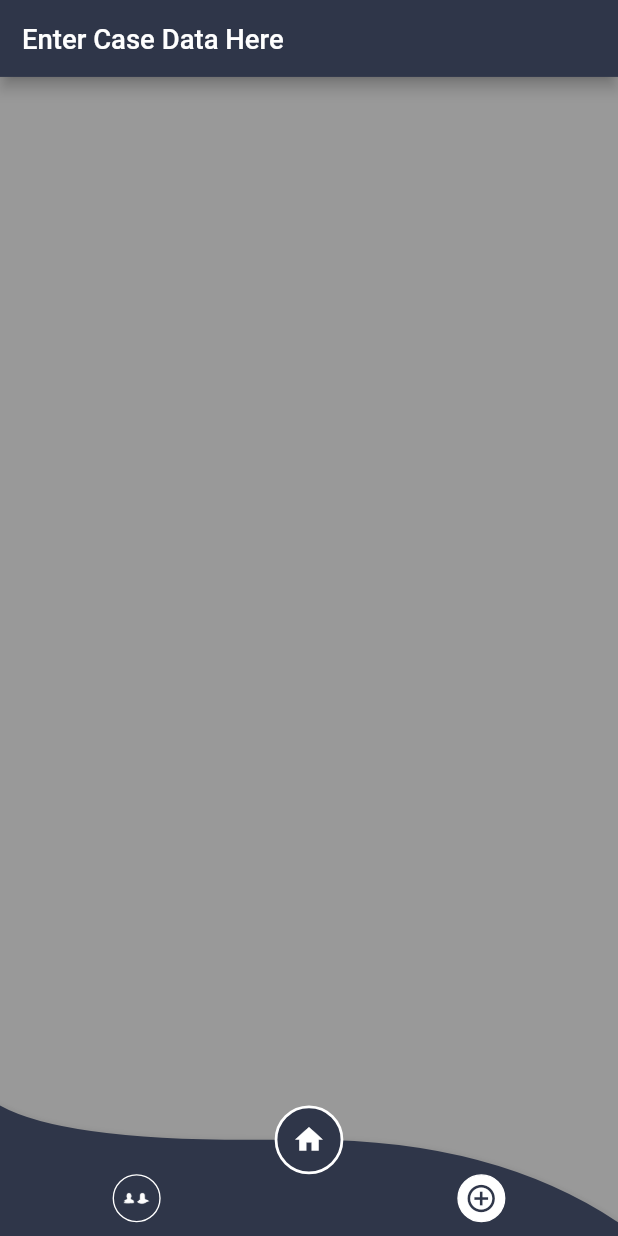
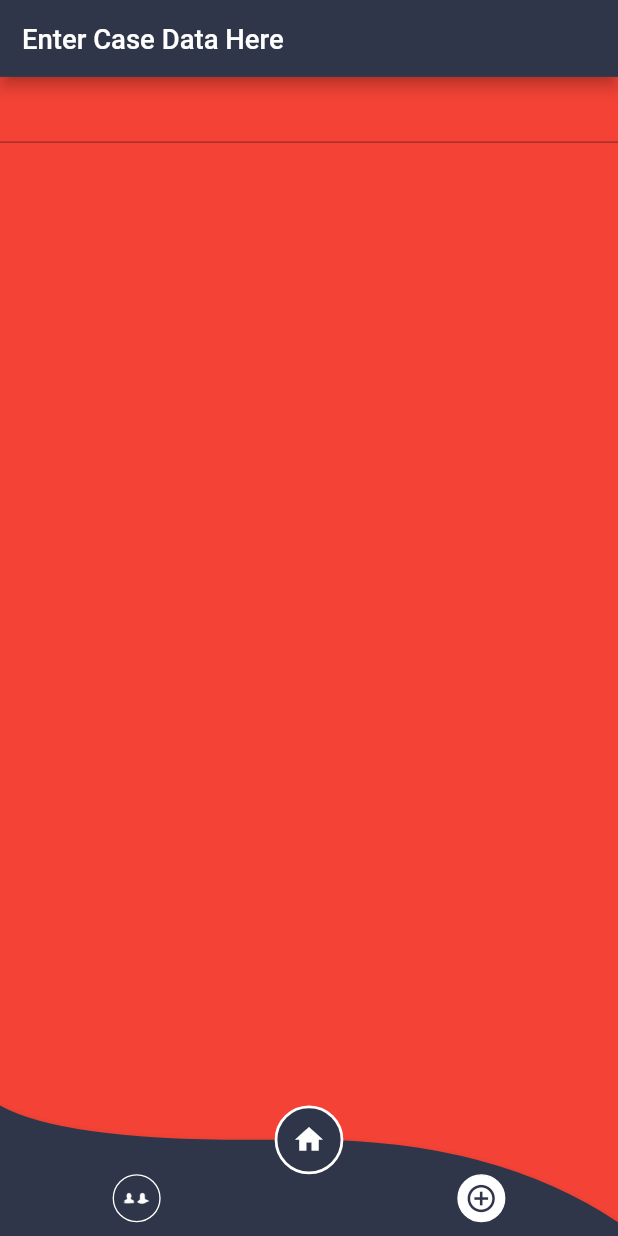
Before and after one commit to nomeahmed7865656/Law-Public, a Flutter app: the screen it shows after launch, after a tap on "WELCOME", after a tap on the "menu" icon, after a tap on the "add circle outline" icon, on a phone screen of 412 x 824 dp. Run offline on Flutter 3.47's test engine with Material 2 defaults, Android fonts, the phone set to English and light mode, and no system bars; our stand-ins replace animated_text_kit, avatar_glow, responsive_framework; missing offline and left inert: flutter_whatsapp_stickers.

Commit message:
first commit

```diff
--- a/lib/UI/home.dart
+++ b/lib/UI/home.dart
@@ -33,7 +33,6 @@ class _HomeState extends State<Home> {
     PlaceInfo('BurJuman Food Court', Color(0xff42E695), Color(0xff2f3649), 4.2,
         'Dubai · In BurJuman', '...'),
   ];
-
   @override
   Widget build(BuildContext context) {
     return SafeArea(
@@ -52,30 +51,30 @@ class _HomeState extends State<Home> {
                   Divider(
                     color: Colors.white,
                   ),
-                  SwitchListTile(
-                      title: const Text(
-                        'Theme Mode',
-                        style: TextStyle(
-                          color: Colors.white,
-                        ),
-                      ),
-                      value: check,
-                      onChanged: (ww) {
-                        // setState(() {
-                        //   check = ww;
-                        //   if (check)
-                        //     isLightTheme.add(false);
-                        //   else
-                        //     isLightTheme.add(true);
-                        // });
-                        //isLightTheme.add(false);
-                      }),
+                  // SwitchListTile(
+                  //     title: const Text(
+                  //       'Theme Mode',
+                  //       style: TextStyle(
+                  //         color: Colors.white,
+                  //       ),
+                  //     ),
+                  //     value: check,
+                  //     onChanged: (ww) {
+                  //       // setState(() {
+                  //       //   check = ww;
+                  //       //   if (check)
+                  //       //     isLightTheme.add(false);
+                  //       //   else
+                  //       //     isLightTheme.add(true);
+                  //       // });
+                  //       //isLightTheme.add(false);
+                  //     }),
                   // Divider(color: Color(0xffFAAC05),),
                   // ListTile(title: Text('HISTORY',style: TextStyle(),),trailing: Icon(Icons.history,),),
                   // Divider(color: Color(0xffFAAC05),),
-                  Divider(
-                    color: Colors.white,
-                  ),
+                  // Divider(
+                  //   color: Colors.white,
+                  // ),
                   ListTile(
                     title: Text(
                       'PLAYLISTS',
--- a/lib/adddata.dart
+++ b/lib/adddata.dart
@@ -16,6 +16,12 @@ class _Add_dataState extends State<Add_data> {
           backgroundColor: Color(0xff2f3649),
           title: Text("Enter Case Data Here"),
         ),
+        body: Container(
+          color: Colors.red,
+          child: Column(
+            children: [TextField()],
+          ),
+        ),
       ),
     );
   }
```
